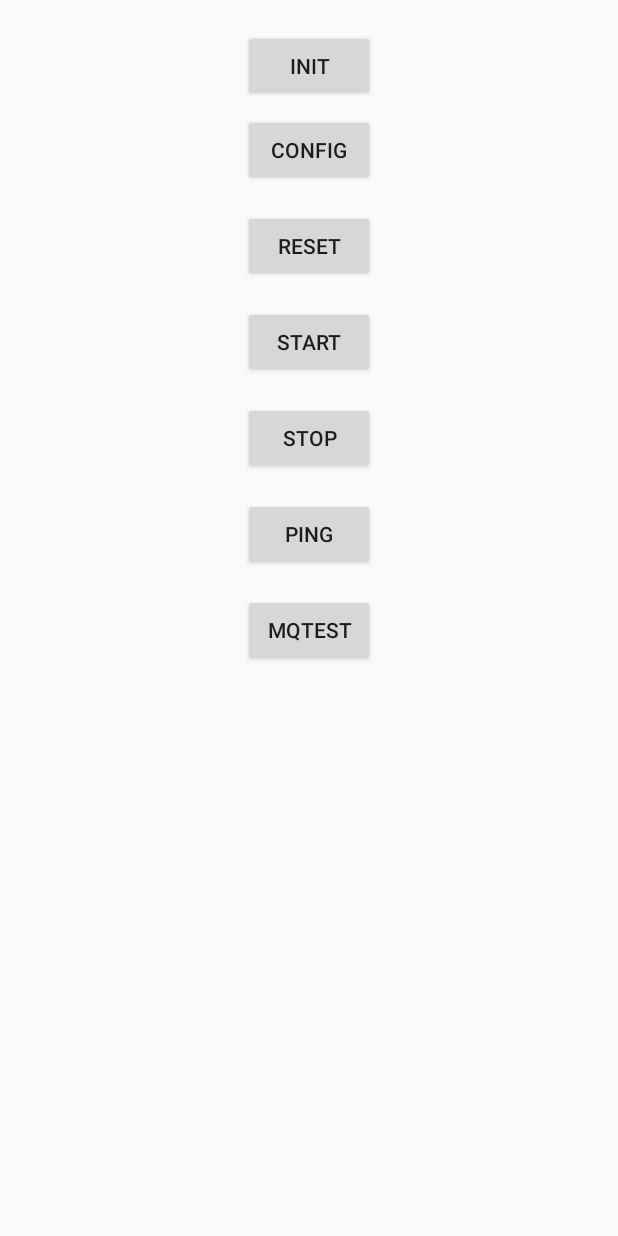
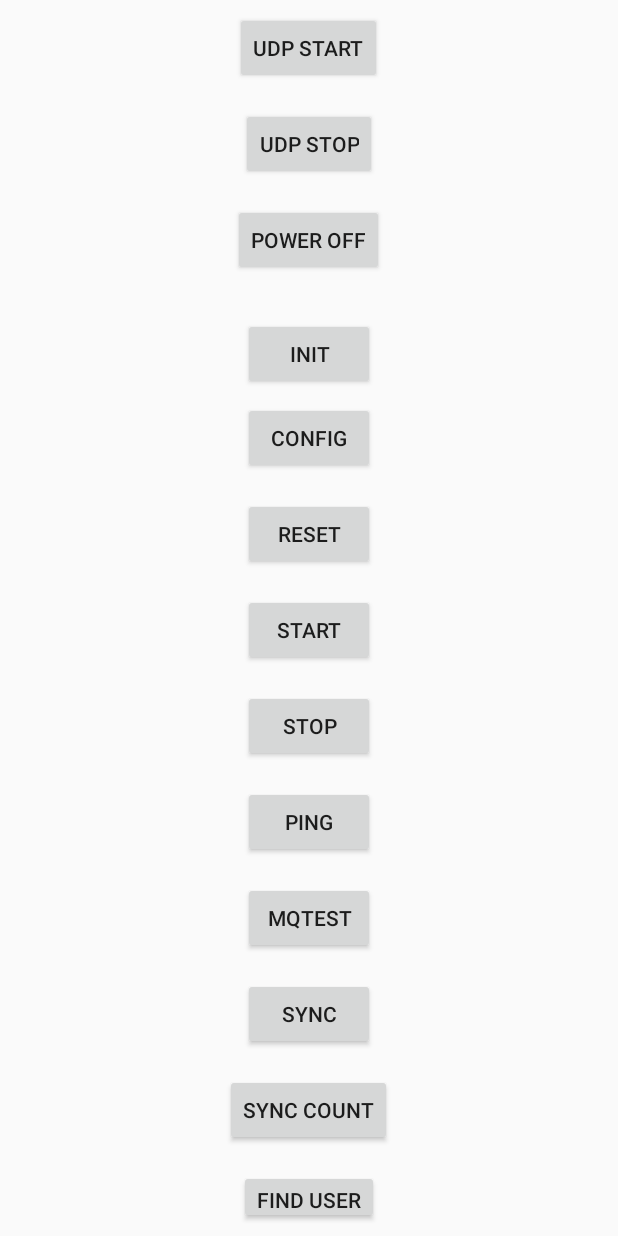
Before and after one commit to Walker-ZHAO/ISUS, an Android app: the MainActivity screen opened directly, with no data from a screen before it, on a phone screen of 412 x 824 dp. Run offline under Robolectric (Android 15) with nearby library versions, the phone set to English and light mode, and no system bars; our stand-ins replace RxJava; libraries missing offline, so code that uses them is left out: com.f2prateek.rx, com.jakewharton.rxbinding4, com.orhanobut.logger, com.rabbitmq.client, com.tbruyelle.rxpermissions2 and 5 more; 27 statements that could not run were skipped.

Commit message:
修复编译错误

```diff
--- a/app/src/main/java/net/ischool/isus/MainActivity.kt
+++ b/app/src/main/java/net/ischool/isus/MainActivity.kt
@@ -1,6 +1,5 @@
 package net.ischool.isus
 
-import android.app.ProgressDialog
 import android.content.BroadcastReceiver
 import android.content.Context
 import android.content.Intent
@@ -10,27 +9,34 @@ import android.os.Build
 import android.os.Bundle
 import android.os.Environment
 import android.speech.tts.TextToSpeech
-import android.support.v4.content.FileProvider
+import androidx.core.content.FileProvider
 import android.util.Log
-import com.jakewharton.rxbinding2.view.RxView
+import com.hikvision.dmb.system.InfoSystemApi
+import com.hikvision.dmb.time.InfoTimeApi
+import com.jakewharton.rxbinding4.view.clicks
 import com.rabbitmq.client.*
-import com.trello.rxlifecycle2.android.ActivityEvent
-import com.trello.rxlifecycle2.components.support.RxAppCompatActivity
-import com.trello.rxlifecycle2.kotlin.bindUntilEvent
-import io.reactivex.android.schedulers.AndroidSchedulers
-import io.reactivex.rxkotlin.subscribeBy
-import io.reactivex.schedulers.Schedulers
+import com.trello.rxlifecycle4.android.ActivityEvent
+import com.trello.rxlifecycle4.components.support.RxAppCompatActivity
+import com.trello.rxlifecycle4.kotlin.bindUntilEvent
+import io.reactivex.rxjava3.android.schedulers.AndroidSchedulers
+import io.reactivex.rxjava3.kotlin.subscribeBy
+import io.reactivex.rxjava3.schedulers.Schedulers
 import kotlinx.android.synthetic.main.activity_main.*
 import net.ischool.isus.activity.ConfigActivity
 import net.ischool.isus.activity.InitActivity
+import net.ischool.isus.broadcast.UserSyncReceiver
+import net.ischool.isus.db.ObjectBox
 import net.ischool.isus.network.APIService
+import net.ischool.isus.preference.PreferenceManager
+import net.ischool.isus.service.ISUSService
+import net.ischool.isus.service.UDPService
 import okhttp3.FormBody
 import okhttp3.OkHttpClient
 import okhttp3.Request
 import okhttp3.Response
-import org.jetbrains.anko.doAsync
-import org.jetbrains.anko.startActivity
+import org.jetbrains.anko.*
 import java.io.*
+import java.text.SimpleDateFormat
 import java.util.concurrent.TimeUnit
 
 /**
@@ -45,29 +51,40 @@ class MainActivity : RxAppCompatActivity() {
     var connection: Connection? = null
     var channel: Channel? = null
 
+    @ExperimentalStdlibApi
     override fun onCreate(savedInstanceState: Bundle?) {
         super.onCreate(savedInstanceState)
         setContentView(R.layout.activity_main)
 
-        ISUS.init(this, DeviceType.SECURITY)
+        ISUS.init(this, DeviceType.BADGE)
 
         init.setOnClickListener { startActivity<InitActivity>() }
 
         config.setOnClickListener { startActivity<ConfigActivity>() }
 
-        RxView.clicks(ping)
+        ping.clicks()
                 .debounce(500, TimeUnit.MICROSECONDS)
                 .bindUntilEvent(this, ActivityEvent.DESTROY)
                 .observeOn(Schedulers.io())
                 .flatMap { APIService.pong().bindUntilEvent(this, ActivityEvent.DESTROY) }
                 .observeOn(AndroidSchedulers.mainThread())
                 .subscribeBy(
-                        onNext = { Log.i("Walker", "it") },
+                        onNext = {
+                            Log.i("Walker", "$it")
+                            Log.i("Walker", "area:${PreferenceManager.instance.getAreaId()}")
+                            Log.i("Walker", "checkpoint: ${PreferenceManager.instance.getCheckpointId()}")
+                            Log.i("Walker", "tunnel: ${PreferenceManager.instance.getTunnelId()}")
+                            Log.i("Walker", "attend: ${PreferenceManager.instance.getAttendModel()}")
+                            Log.i("Walker", "peripherals: ${PreferenceManager.instance.getPeripherals()}")
+                        },
                         onComplete = {Log.i("Walker", "onComplete")},
                         onError = { Log.e("Walker", "$it") }
                 )
 
-        RxView.clicks(reset)
+        reset.clicks()
+            .debounce(500, TimeUnit.MICROSECONDS)
+            .bindUntilEvent(this, ActivityEvent.DESTROY)
+            .observeOn(Schedulers.io())
                 .subscribeBy {
 //                    APIService.downloadAsync("http://download.i-school.net/apk/ischool_teacher_8.8.0.apk", "/sdcard", object : StringCallback {
 //                        override fun onResponse(string: String) {
@@ -89,7 +106,12 @@ class MainActivity : RxAppCompatActivity() {
 //                    startActivity(intent)
 
 //                    reboot(null)
+//                    SSLSocketFactoryProvider.getSSLSocketFactory(assets.open("test.pem"))
 
+                    APIService.getUids().subscribeBy(
+                        onError = { e -> Log.e("Walker", "getUids error: $e") },
+                        onNext = { result -> Log.i("Walker", "getUids success: ${result.body()?.data?.uids?.size}") }
+                    )
                 }
 
         btn_start.setOnClickListener {
@@ -112,18 +134,59 @@ class MainActivity : RxAppCompatActivity() {
             testMQ()
         }
 
-        registerReceiver(register, IntentFilter(ACTION_COMMAND))
+        sync.setOnClickListener {
+            sendBroadcast(Intent("net.ischool.isus.sync"))
+        }
+
+        sync_count.setOnClickListener {
+            toast("sync count: ${PreferenceManager.instance.getSyncCount()}")
+        }
+
+        find_user.setOnClickListener {
+            ObjectBox.findUser("D5D69AF4A1FD")?.let {
+                longToast("$it")
+                Log.i("ISUS", "$it")
+            }
+        }
+
+        power_off.setOnClickListener {
+            if (isHikDevice()) {
+                val sdf = SimpleDateFormat("yyyy-MM-dd HH:mm:ss")
+                val offTime = sdf.parse("2020-06-12 13:42:00")
+                val onTime = sdf.parse("2020-06-12 13:44:00")
+                InfoTimeApi.setTimeSwitch(offTime.time, onTime.time)
+            }
+        }
+
+        udp_start.setOnClickListener { UDPService.start() }
+        udp_stop.setOnClickListener { UDPService.stop() }
+
 //        Syslog.logI("Hello syslog")
 
 //        disableBar()
 
     }
 
+    override fun onResume() {
+        super.onResume()
+        Log.i("ISUS", MQ_DOMAIN)
+        registerReceiver(register, IntentFilter(ACTION_COMMAND))
+        registerReceiver(syncReceiver, IntentFilter("net.ischool.isus.sync"))
+        registerReceiver(stateRecevier, IntentFilter(ACTION_QUEUE_STATE_CHANGE))
+    }
+
+    override fun onPause() {
+        super.onPause()
+        unregisterReceiver(register)
+        unregisterReceiver(syncReceiver)
+        unregisterReceiver(stateRecevier)
+    }
+
     fun testInit(): Response {
         val url = "https://www.i-school.net/eqptapi/init"
         val formBody = FormBody.Builder()
-                .add("cmdbid", "14")
-                .add("sid", "1110599")
+                .add("cmdbid", "153")
+                .add("sid", "1117164")
                 .build()
         val request = Request.Builder()
                 .url(url)
@@ -232,6 +295,16 @@ class MainActivity : RxAppCompatActivity() {
         }
     }
 
+    val syncReceiver by lazy { UserSyncReceiver() }
+
+    val stateRecevier = object : BroadcastReceiver() {
+        override fun onReceive(context: Context?, intent: Intent?) {
+            if (intent?.action == ACTION_QUEUE_STATE_CHANGE) {
+                longToast("RabbitMQ State: ${ISUSService.queueState}")
+            }
+        }
+    }
+
     private fun testMQ() {
         setUpConnectionFactory()
         doAsync {
@@ -289,4 +362,17 @@ class MainActivity : RxAppCompatActivity() {
         // 设置连接恢复
         factory.isAutomaticRecoveryEnabled = true
     }
+
+    override fun onDestroy() {
+        ISUS.instance.destroy()
+        super.onDestroy()
+    }
+
+    fun isHikDevice(): Boolean {
+        try {   // 通过使用海康SDK获取主板信息判断是否为海康设备
+            InfoSystemApi.getMotherboardType()
+            return true
+        } catch (e: Exception) { }
+        return false
+    }
 }
--- a/app/src/main/res/layout/activity_main.xml
+++ b/app/src/main/res/layout/activity_main.xml
@@ -6,6 +6,33 @@
     android:layout_height="match_parent"
     android:orientation="vertical"
     tools:context="net.ischool.isus.MainActivity">
+
+    <Button
+            android:id="@+id/udp_start"
+            android:layout_width="wrap_content"
+            android:layout_height="wrap_content"
+            android:layout_marginBottom="8dp"
+            android:layout_marginTop="8dp"
+            android:text="UDP Start"
+            android:layout_gravity="center_horizontal"/>
+
+    <Button
+            android:id="@+id/udp_stop"
+            android:layout_width="wrap_content"
+            android:layout_height="wrap_content"
+            android:layout_marginBottom="8dp"
+            android:layout_marginTop="8dp"
+            android:text="UDP Stop"
+            android:layout_gravity="center_horizontal"/>
+
+    <Button
+            android:id="@+id/power_off"
+            android:layout_width="wrap_content"
+            android:layout_height="wrap_content"
+            android:layout_marginBottom="8dp"
+            android:layout_marginTop="8dp"
+            android:text="Power Off"
+            android:layout_gravity="center_horizontal"/>
 
     <Button
         android:id="@+id/init"
@@ -69,4 +96,31 @@
         android:text="MQTest"
         android:layout_gravity="center_horizontal"/>
 
+    <Button
+            android:id="@+id/sync"
+            android:layout_width="wrap_content"
+            android:layout_height="wrap_content"
+            android:layout_marginBottom="8dp"
+            android:layout_marginTop="8dp"
+            android:text="Sync"
+            android:layout_gravity="center_horizontal"/>
+
+    <Button
+            android:id="@+id/sync_count"
+            android:layout_width="wrap_content"
+            android:layout_height="wrap_content"
+            android:layout_marginBottom="8dp"
+            android:layout_marginTop="8dp"
+            android:text="Sync Count"
+            android:layout_gravity="center_horizontal"/>
+
+    <Button
+            android:id="@+id/find_user"
+            android:layout_width="wrap_content"
+            android:layout_height="wrap_content"
+            android:layout_marginBottom="8dp"
+            android:layout_marginTop="8dp"
+            android:text="Find User"
+            android:layout_gravity="center_horizontal"/>
+
 </LinearLayout>
```
